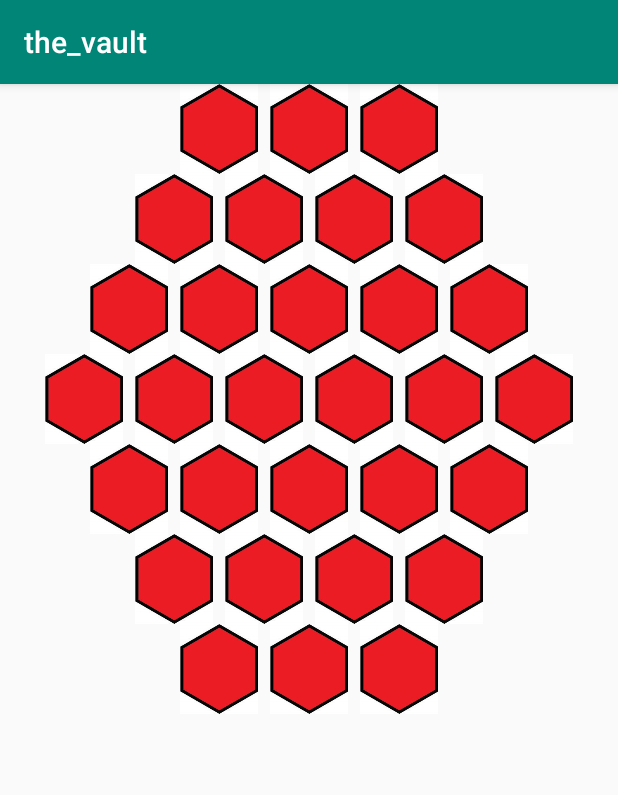
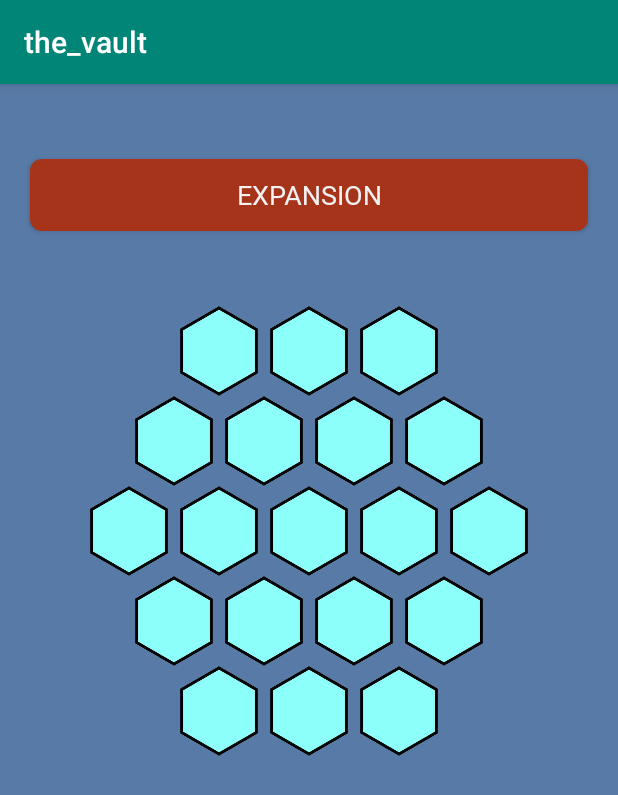
Before and after one commit to sethwbarton/the_vault, an Android app: the CatanBoardActivity screen opened directly, with no data from a screen before it, on a phone screen of 412 x 824 dp. Shown: the top 795 px of the screen. Run offline under Robolectric (Android 15) with nearby library versions, the phone set to English and light mode, and no system bars.

Commit message:
More UI tune up

```diff
--- a/app/src/main/java/androidteam/cs340/the_vault/Activities/CatanBoardActivity.java
+++ b/app/src/main/java/androidteam/cs340/the_vault/Activities/CatanBoardActivity.java
@@ -2,14 +2,44 @@ package androidteam.cs340.the_vault.Activities;
 
 import android.support.v7.app.AppCompatActivity;
 import android.os.Bundle;
+import android.view.View;
+import android.widget.Button;
+import android.widget.LinearLayout;
 
 import androidteam.cs340.the_vault.R;
 
 public class CatanBoardActivity extends AppCompatActivity {
 
+    private int unselectedColor = -855310;
+    private int selectedColor = -14130376;
+
+    Button expansionButton;
+    LinearLayout baseBoardLayout;
+    LinearLayout expansionBoardLayout;
+
     @Override
     protected void onCreate(Bundle savedInstanceState) {
         super.onCreate(savedInstanceState);
         setContentView(R.layout.activity_catan_board);
+
+        baseBoardLayout = findViewById(R.id.baseBoard);
+        expansionBoardLayout = findViewById(R.id.expansionBoard);
+
+        expansionButton = findViewById(R.id.expansionButton);
+        expansionButton.setOnClickListener(new View.OnClickListener() {
+            @Override
+            public void onClick(View v) {
+                if (expansionButton.getCurrentTextColor() == unselectedColor) {
+                    expansionButton.setTextColor(getResources().getColor(R.color.expansionButtonSelectedColor));
+                    baseBoardLayout.setVisibility(View.GONE);
+                    expansionBoardLayout.setVisibility(View.VISIBLE);
+                }
+                else {
+                    expansionBoardLayout.setVisibility(View.GONE);
+                    baseBoardLayout.setVisibility(View.VISIBLE);
+                    expansionButton.setTextColor(getResources().getColor(R.color.expansionButtonTextColor));
+                }
+            }
+        });
     }
 }
--- a/app/src/main/res/layout/activity_catan_board.xml
+++ b/app/src/main/res/layout/activity_catan_board.xml
@@ -4,6 +4,8 @@
     xmlns:tools="http://schemas.android.com/tools"
     android:layout_width="match_parent"
     android:layout_height="match_parent"
+    android:background="#587AA6"
+    android:gravity="center"
     tools:context=".Activities.CatanBoardActivity">
 
     <LinearLayout
@@ -12,10 +14,23 @@
         android:orientation="vertical"
         android:layout_gravity="center"
         >
-
+        <Button
+            android:id="@+id/expansionButton"
+            android:layout_width="match_parent"
+            android:layout_height="wrap_content"
+            android:layout_gravity="bottom"
+            android:layout_marginLeft="20sp"
+            android:layout_marginTop="50sp"
+            android:layout_marginRight="20sp"
+            android:layout_marginBottom="50sp"
+            android:background="@drawable/btn_rounded"
+            android:checked="true"
+            android:fontFamily="@font/cinzel_decorative_black"
+            android:text="Expansion"
+            android:textColor="#F2F2F2"
+            android:textSize="18sp" />
         <LinearLayout
             android:id="@+id/baseBoard"
-            android:visibility="gone"
             android:layout_width="wrap_content"
             android:layout_height="wrap_content"
             android:orientation="vertical"
@@ -30,19 +45,19 @@
                     android:id="@+id/bhexagon1"
                     android:layout_width="60dp"
                     android:layout_height="60dp"
-                    app:srcCompat="@drawable/brick_hexagon"
+                    app:srcCompat="@drawable/desert_hexagon"
                     />
                 <ImageView
                     android:id="@+id/bhexagon2"
                     android:layout_width="60dp"
                     android:layout_height="60dp"
-                    app:srcCompat="@drawable/brick_hexagon"
+                    app:srcCompat="@drawable/desert_hexagon"
                     />
                 <ImageView
                     android:id="@+id/bhexagon3"
                     android:layout_width="60dp"
                     android:layout_height="60dp"
-                    app:srcCompat="@drawable/brick_hexagon"
+                    app:srcCompat="@drawable/desert_hexagon"
                     />
 
             </LinearLayout>
@@ -56,25 +71,25 @@
                     android:id="@+id/bhexagon4"
                     android:layout_width="60dp"
                     android:layout_height="60dp"
-                    app:srcCompat="@drawable/brick_hexagon"
+                    app:srcCompat="@drawable/desert_hexagon"
                     />
                 <ImageView
                     android:id="@+id/bhexagon5"
                     android:layout_width="60dp"
                     android:layout_height="60dp"
-                    app:srcCompat="@drawable/brick_hexagon"
+                    app:srcCompat="@drawable/desert_hexagon"
                     />
                 <ImageView
                     android:id="@+id/bhexagon6"
                     android:layout_width="60dp"
                     android:layout_height="60dp"
-                    app:srcCompat="@drawable/brick_hexagon"
+                    app:srcCompat="@drawable/desert_hexagon"
                     />
                 <ImageView
                     android:id="@+id/bhexagon7"
                     android:layout_width="60dp"
                     android:layout_height="60dp"
-                    app:srcCompat="@drawable/brick_hexagon"
+                    app:srcCompat="@drawable/desert_hexagon"
                     />
 
             </LinearLayout>
@@ -88,31 +103,31 @@
                     android:id="@+id/bhexagon8"
                     android:layout_width="60dp"
                     android:layout_height="60dp"
-                    app:srcCompat="@drawable/brick_hexagon"
+                    app:srcCompat="@drawable/desert_hexagon"
                     />
                 <ImageView
                     android:id="@+id/bhexagon9"
                     android:layout_width="60dp"
                     android:layout_height="60dp"
-                    app:srcCompat="@drawable/brick_hexagon"
+                    app:srcCompat="@drawable/desert_hexagon"
                     />
                 <ImageView
                     android:id="@+id/bhexagon10"
                     android:layout_width="60dp"
                     android:layout_height="60dp"
-                    app:srcCompat="@drawable/brick_hexagon"
+                    app:srcCompat="@drawable/desert_hexagon"
                     />
                 <ImageView
                     android:id="@+id/bhexagon11"
                     android:layout_width="60dp"
                     android:layout_height="60dp"
-                    app:srcCompat="@drawable/brick_hexagon"
+                    app:srcCompat="@drawable/desert_hexagon"
                     />
                 <ImageView
                     android:id="@+id/bhexagon12"
                     android:layout_width="60dp"
                     android:layout_height="60dp"
-                    app:srcCompat="@drawable/brick_hexagon"
+                    app:srcCompat="@drawable/desert_hexagon"
                     />
 
             </LinearLayout>
@@ -126,25 +141,25 @@
                     android:id="@+id/bhexagon13"
                     android:layout_width="60dp"
                     android:layout_height="60dp"
-                    app:srcCompat="@drawable/brick_hexagon"
+                    app:srcCompat="@drawable/desert_hexagon"
                     />
                 <ImageView
                     android:id="@+id/bhexagon14"
                     android:layout_width="60dp"
                     android:layout_height="60dp"
-                    app:srcCompat="@drawable/brick_hexagon"
+                    app:srcCompat="@drawable/desert_hexagon"
                     />
                 <ImageView
                     android:id="@+id/bhexagon15"
                     android:layout_width="60dp"
                     android:layout_height="60dp"
-                    app:srcCompat="@drawable/brick_hexagon"
+                    app:srcCompat="@drawable/desert_hexagon"
                     />
                 <ImageView
                     android:id="@+id/bhexagon16"
                     android:layout_width="60dp"
                     android:layout_height="60dp"
-                    app:srcCompat="@drawable/brick_hexagon"
+                    app:srcCompat="@drawable/desert_hexagon"
                     />
 
             </LinearLayout>
@@ -158,19 +173,19 @@
                     android:id="@+id/bhexagon17"
                     android:layout_width="60dp"
                     android:layout_height="60dp"
-                    app:srcCompat="@drawable/brick_hexagon"
+                    app:srcCompat="@drawable/desert_hexagon"
                     />
                 <ImageView
                     android:id="@+id/bhexagon18"
                     android:layout_width="60dp"
                     android:layout_height="60dp"
-                    app:srcCompat="@drawable/brick_hexagon"
+                    app:srcCompat="@drawable/desert_hexagon"
                     />
                 <ImageView
                     android:id="@+id/bhexagon19"
                     android:layout_width="60dp"
                     android:layout_height="60dp"
-                    app:srcCompat="@drawable/brick_hexagon"
+                    app:srcCompat="@drawable/desert_hexagon"
                     />
 
             </LinearLayout>
@@ -179,6 +194,7 @@
 
         <LinearLayout
             android:id="@+id/expansionBoard"
+            android:visibility="gone"
             android:layout_width="wrap_content"
             android:layout_height="wrap_content"
             android:orientation="vertical"
@@ -193,19 +209,19 @@
                     android:id="@+id/ehexagon1"
                     android:layout_width="60dp"
                     android:layout_height="60dp"
-                    app:srcCompat="@drawable/brick_hexagon"
+                    app:srcCompat="@drawable/desert_hexagon"
                     />
                 <ImageView
                     android:id="@+id/ehexagon2"
                     android:layout_width="60dp"
                     android:layout_height="60dp"
-                    app:srcCompat="@drawable/brick_hexagon"
+                    app:srcCompat="@drawable/desert_hexagon"
                     />
                 <ImageView
                     android:id="@+id/ehexagon3"
                     android:layout_width="60dp"
                     android:layout_height="60dp"
-                    app:srcCompat="@drawable/brick_hexagon"
+                    app:srcCompat="@drawable/desert_hexagon"
                     />
 
             </LinearLayout>
@@ -219,25 +235,25 @@
                     android:id="@+id/ehexagon4"
                     android:layout_width="60dp"
                     android:layout_height="60dp"
-                    app:srcCompat="@drawable/brick_hexagon"
+                    app:srcCompat="@drawable/desert_hexagon"
                     />
                 <ImageView
                     android:id="@+id/ehexagon5"
                     android:layout_width="60dp"
                     android:layout_height="60dp"
-                    app:srcCompat="@drawable/brick_hexagon"
+                    app:srcCompat="@drawable/desert_hexagon"
                     />
                 <ImageView
                     android:id="@+id/ehexagon6"
                     android:layout_width="60dp"
                     android:layout_height="60dp"
-                    app:srcCompat="@drawable/brick_hexagon"
+                    app:srcCompat="@drawable/desert_hexagon"
                     />
                 <ImageView
                     android:id="@+id/ehexagon7"
                     android:layout_width="60dp"
                     android:layout_height="60dp"
-                    app:srcCompat="@drawable/brick_hexagon"
+                    app:srcCompat="@drawable/desert_hexagon"
                     />
 
             </LinearLayout>
@@ -251,31 +267,31 @@
                     android:id="@+id/ehexagon8"
                     android:layout_width="60dp"
                     android:layout_height="60dp"
-                    app:srcCompat="@drawable/brick_hexagon"
+                    app:srcCompat="@drawable/desert_hexagon"
                     />
                 <ImageView
                     android:id="@+id/ehexagon9"
                     android:layout_width="60dp"
                     android:layout_height="60dp"
-                    app:srcCompat="@drawable/brick_hexagon"
+                    app:srcCompat="@drawable/desert_hexagon"
                     />
                 <ImageView
                     android:id="@+id/ehexagon10"
                     android:layout_width="60dp"
                     android:layout_height="60dp"
-                    app:srcCompat="@drawable/brick_hexagon"
+                    app:srcCompat="@drawable/desert_hexagon"
                     />
                 <ImageView
                     android:id="@+id/ehexagon11"
                     android:layout_width="60dp"
                     android:layout_height="60dp"
-                    app:srcCompat="@drawable/brick_hexagon"
+                    app:srcCompat="@drawable/desert_hexagon"
                     />
                 <ImageView
                     android:id="@+id/ehexagon12"
                     android:layout_width="60dp"
                     android:layout_height="60dp"
-                    app:srcCompat="@drawable/brick_hexagon"
+                    app:srcCompat="@drawable/desert_hexagon"
                     />
 
             </LinearLayout>
@@ -289,37 +305,37 @@
                     android:id="@+id/ehexagon13"
                     android:layout_width="60dp"
                     android:layout_height="60dp"
-                    app:srcCompat="@drawable/brick_hexagon"
+                    app:srcCompat="@drawable/desert_hexagon"
                     />
                 <ImageView
                     android:id="@+id/ehexagon14"
                     android:layout_width="60dp"
                     android:layout_height="60dp"
-                    app:srcCompat="@drawable/brick_hexagon"
+                    app:srcCompat="@drawable/desert_hexagon"
                     />
                 <ImageView
                     android:id="@+id/ehexagon15"
                     android:layout_width="60dp"
                     android:layout_height="60dp"
-                    app:srcCompat="@drawable/brick_hexagon"
+                    app:srcCompat="@drawable/desert_hexagon"
                     />
                 <ImageView
                     android:id="@+id/ehexagon16"
                     android:layout_width="60dp"
                     android:layout_height="60dp"
-                    app:srcCompat="@drawable/brick_hexagon"
+                    app:srcCompat="@drawable/desert_hexagon"
                     />
                 <ImageView
                     android:id="@+id/ehexagon17"
                     android:layout_width="60dp"
                     android:layout_height="60dp"
-                    app:srcCompat="@drawable/brick_hexagon"
+                    app:srcCompat="@drawable/desert_hexagon"
                     />
                 <ImageView
                     android:id="@+id/ehexagon18"
                     android:layout_width="60dp"
                     android:layout_height="60dp"
-                    app:srcCompat="@drawable/brick_hexagon"
+                    app:srcCompat="@drawable/desert_hexagon"
                     />
             </LinearLayout>
 
@@ -333,31 +349,31 @@
                     android:id="@+id/ehexagon19"
                     android:layout_width="60dp"
                     android:layout_height="60dp"
-                    app:srcCompat="@drawable/brick_hexagon"
+                    app:srcCompat="@drawable/desert_hexagon"
                     />
                 <ImageView
                     android:id="@+id/ehexagon20"
                     android:layout_width="60dp"
                     android:layout_height="60dp"
-                    app:srcCompat="@drawable/brick_hexagon"
+                    app:srcCompat="@drawable/desert_hexagon"
                     />
                 <ImageView
                     android:id="@+id/ehexagon21"
                     android:layout_width="60dp"
                     android:layout_height="60dp"
-                    app:srcCompat="@drawable/brick_hexagon"
+                    app:srcCompat="@drawable/desert_hexagon"
                     />
                 <ImageView
                     android:id="@+id/ehexagon22"
                     android:layout_width="60dp"
                     android:layout_height="60dp"
-                    app:srcCompat="@drawable/brick_hexagon"
+                    app:srcCompat="@drawable/desert_hexagon"
                     />
                 <ImageView
                     android:id="@+id/ehexagon23"
                     android:layout_width="60dp"
                     android:layout_height="60dp"
-                    app:srcCompat="@drawable/brick_hexagon"
+                    app:srcCompat="@drawable/desert_hexagon"
                     />
 
             </LinearLayout>
@@ -372,25 +388,25 @@
                     android:id="@+id/ehexagon24"
                     android:layout_width="60dp"
                     android:layout_height="60dp"
-                    app:srcCompat="@drawable/brick_hexagon"
+                    app:srcCompat="@drawable/desert_hexagon"
                     />
                 <ImageView
                     android:id="@+id/ehexagon25"
                     android:layout_width="60dp"
                     android:layout_height="60dp"
-                    app:srcCompat="@drawable/brick_hexagon"
+                    app:srcCompat="@drawable/desert_hexagon"
                     />
                 <ImageView
                     android:id="@+id/ehexagon26"
                     android:layout_width="60dp"
                     android:layout_height="60dp"
-                    app:srcCompat="@drawable/brick_hexagon"
+                    app:srcCompat="@drawable/desert_hexagon"
                     />
                 <ImageView
                     android:id="@+id/ehexagon27"
                     android:layout_width="60dp"
                     android:layout_height="60dp"
-                    app:srcCompat="@drawable/brick_hexagon"
+                    app:srcCompat="@drawable/desert_hexagon"
                     />
 
             </LinearLayout>
@@ -405,19 +421,19 @@
                     android:id="@+id/ehexagon28"
                     android:layout_width="60dp"
                     android:layout_height="60dp"
-                    app:srcCompat="@drawable/brick_hexagon"
+                    app:srcCompat="@drawable/desert_hexagon"
                     />
                 <ImageView
                     android:id="@+id/ehexagon29"
                     android:layout_width="60dp"
                     android:layout_height="60dp"
-                    app:srcCompat="@drawable/brick_hexagon"
+                    app:srcCompat="@drawable/desert_hexagon"
                     />
                 <ImageView
                     android:id="@+id/ehexagon30"
                     android:layout_width="60dp"
                     android:layout_height="60dp"
-                    app:srcCompat="@drawable/brick_hexagon"
+                    app:srcCompat="@drawable/desert_hexagon"
                     />
 
             </LinearLayout>
```
Also changed, not shown: app/src/main/res/drawable/brick_hexagon.jpg, app/src/main/res/drawable/desert_hexagon.jpg, app/src/main/res/drawable/ore_hexagon.jpg, app/src/main/res/drawable/sheep_hexagon.jpg, app/src/main/res/drawable/wheat_hexagon.jpg, app/src/main/res/drawable/wood_hexagon.jpg.
